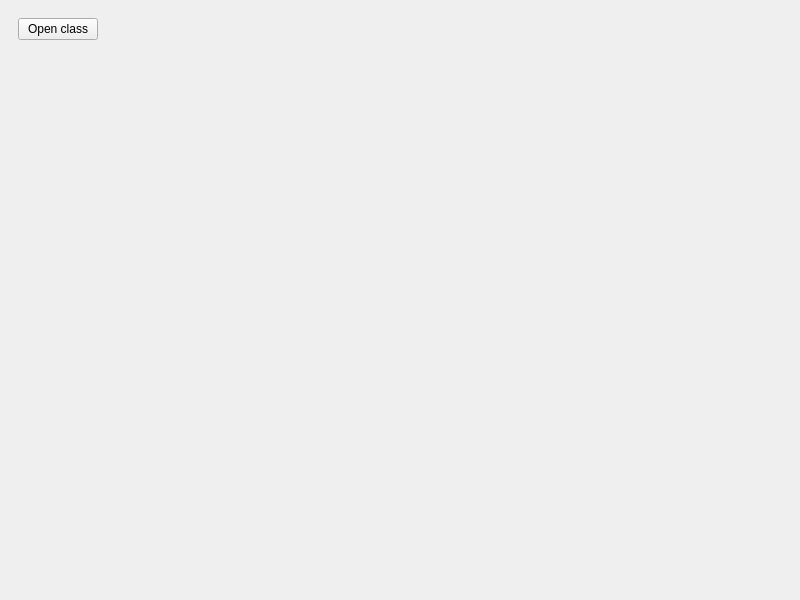
Before: the Qt Designer form ui/monitorwindow.ui in Open-Typer/ClassMonitor, drawn with Qt 5.
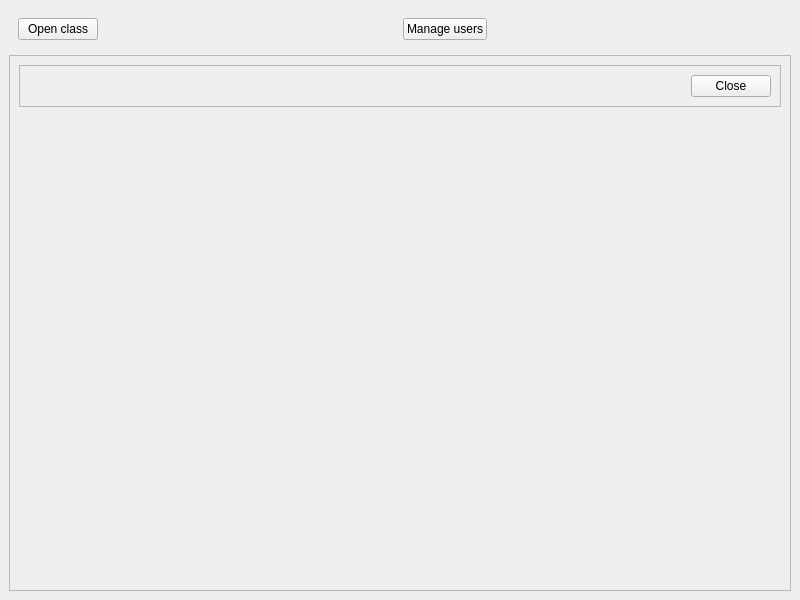
After: the same form once the commit is applied.

Commit message: ui: monitorwindow: Add initial class controls and manage users button

```diff
--- a/ui/monitorwindow.ui
+++ b/ui/monitorwindow.ui
@@ -15,9 +15,6 @@
   </property>
   <widget class="QWidget" name="centralwidget">
    <layout class="QGridLayout" name="gridLayout">
-    <item row="1" column="0">
-     <widget class="QWidget" name="classControls" native="true"/>
-    </item>
     <item row="0" column="0">
      <widget class="QFrame" name="controlFrame">
       <property name="sizePolicy">
@@ -43,6 +40,85 @@
          </property>
          <property name="text">
           <string notr="true">Open class</string>
+         </property>
+        </widget>
+       </item>
+       <item alignment="Qt::AlignLeft">
+        <widget class="QPushButton" name="manageUsersButton">
+         <property name="sizePolicy">
+          <sizepolicy hsizetype="Fixed" vsizetype="Fixed">
+           <horstretch>0</horstretch>
+           <verstretch>0</verstretch>
+          </sizepolicy>
+         </property>
+         <property name="text">
+          <string notr="true">Manage users</string>
+         </property>
+        </widget>
+       </item>
+      </layout>
+     </widget>
+    </item>
+    <item row="1" column="0">
+     <widget class="QFrame" name="classControls">
+      <property name="frameShape">
+       <enum>QFrame::StyledPanel</enum>
+      </property>
+      <property name="frameShadow">
+       <enum>QFrame::Raised</enum>
+      </property>
+      <layout class="QGridLayout" name="gridLayout_2">
+       <item row="0" column="0">
+        <widget class="QFrame" name="classControlsHeader">
+         <property name="sizePolicy">
+          <sizepolicy hsizetype="Preferred" vsizetype="Fixed">
+           <horstretch>0</horstretch>
+           <verstretch>0</verstretch>
+          </sizepolicy>
+         </property>
+         <property name="frameShape">
+          <enum>QFrame::StyledPanel</enum>
+         </property>
+         <property name="frameShadow">
+          <enum>QFrame::Raised</enum>
+         </property>
+         <layout class="QGridLayout" name="gridLayout_3">
+          <item row="0" column="0">
+           <widget class="QLabel" name="classNameLabel">
+            <property name="sizePolicy">
+             <sizepolicy hsizetype="Expanding" vsizetype="Preferred">
+              <horstretch>0</horstretch>
+              <verstretch>0</verstretch>
+             </sizepolicy>
+            </property>
+            <property name="text">
+             <string notr="true"/>
+            </property>
+           </widget>
+          </item>
+          <item row="0" column="1">
+           <widget class="QPushButton" name="closeClassButton">
+            <property name="sizePolicy">
+             <sizepolicy hsizetype="Fixed" vsizetype="Fixed">
+              <horstretch>0</horstretch>
+              <verstretch>0</verstretch>
+             </sizepolicy>
+            </property>
+            <property name="text">
+             <string>Close</string>
+            </property>
+           </widget>
+          </item>
+         </layout>
+        </widget>
+       </item>
+       <item row="1" column="0">
+        <widget class="QFrame" name="classControlsBody">
+         <property name="frameShape">
+          <enum>QFrame::NoFrame</enum>
+         </property>
+         <property name="frameShadow">
+          <enum>QFrame::Plain</enum>
          </property>
         </widget>
        </item>
```
